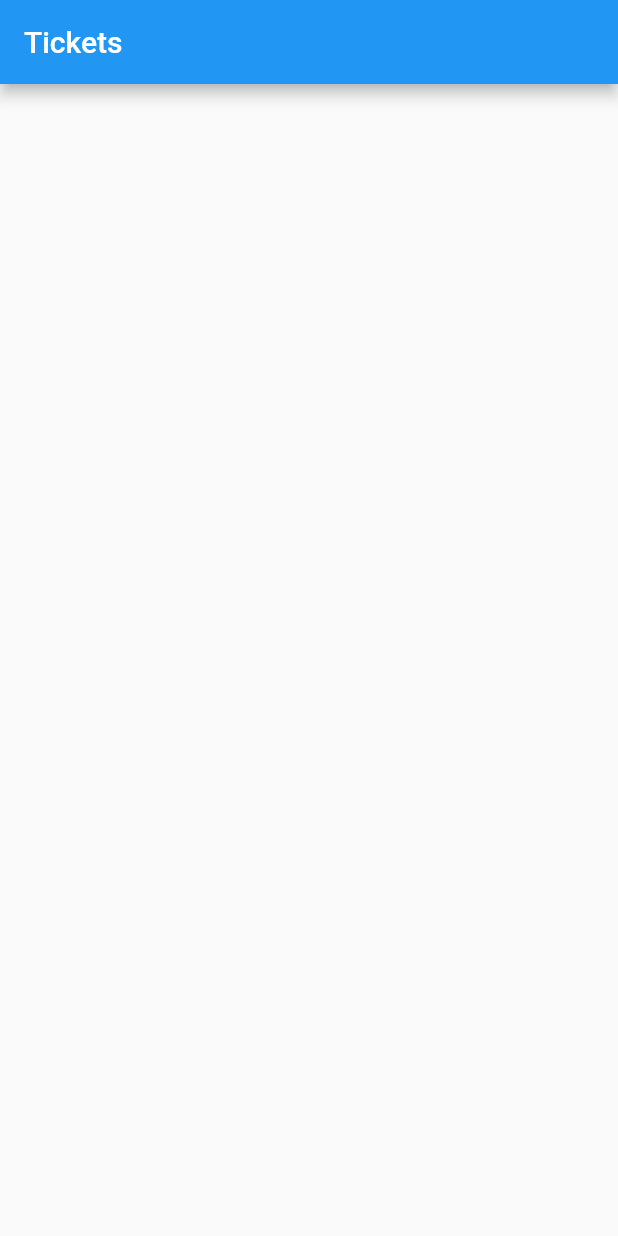
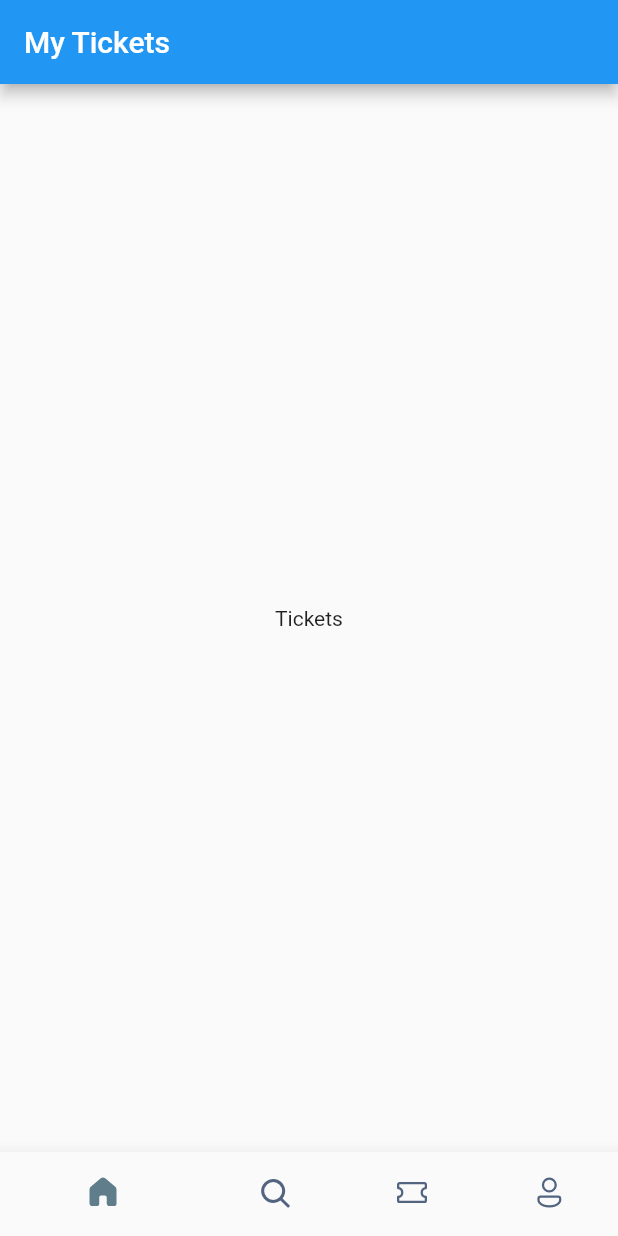
Before and after one commit to AkritiSubedi/ticketbookingapp, a Flutter app: the screen it shows after launch, on a phone screen of 412 x 824 dp. Run offline on Flutter 3.47's test engine with Material 2 defaults, Android fonts, the phone set to English and light mode, and no system bars; our stand-ins replace fluentui_icons.

Commit message:
day2 completed

```diff
--- a/lib/screens/bottom_bar.dart
+++ b/lib/screens/bottom_bar.dart
@@ -1,4 +1,7 @@
+// ignore_for_file: unnecessary_brace_in_string_interps, avoid_print
+
 import 'package:flutter/material.dart';
+import 'package:fluentui_icons/fluentui_icons.dart';
 
 class BottomBar extends StatefulWidget {
   const BottomBar({super.key});
@@ -8,11 +11,52 @@ class BottomBar extends StatefulWidget {
 }
 
 class _BottomBarState extends State<BottomBar> {
+  int _selectedIndex = 2;
+  static final List<Widget> _widgetOptions = <Widget>[
+    const Text("Home"),
+    const Text("Search"),
+    const Text("Tickets"),
+    const Text("Profile")
+  ];
+  void _onItemTapped(int index) {
+    _selectedIndex = index;
+    print('${_selectedIndex}');
+  }
+
   @override
   Widget build(BuildContext context) {
     return Scaffold(
       appBar: AppBar(
-        title: Text("Tickets"),
+        title: const Text("My Tickets"),
+      ),
+      body: Center(
+        child: _widgetOptions[_selectedIndex],
+      ),
+      bottomNavigationBar: BottomNavigationBar(
+        onTap: _onItemTapped,
+        elevation: 10,
+        showSelectedLabels: false,
+        showUnselectedLabels: false,
+        selectedItemColor: Colors.blueGrey,
+        unselectedItemColor: const Color(0xFF526480),
+        items: const [
+          BottomNavigationBarItem(
+              icon: Icon(FluentSystemIcons.ic_fluent_home_regular),
+              activeIcon: Icon(FluentSystemIcons.ic_fluent_home_filled),
+              label: "Home"),
+          BottomNavigationBarItem(
+              icon: Icon(FluentSystemIcons.ic_fluent_search_filled),
+              activeIcon: Icon(FluentSystemIcons.ic_fluent_search_filled),
+              label: "Search"),
+          BottomNavigationBarItem(
+              icon: Icon(FluentSystemIcons.ic_fluent_ticket_regular),
+              activeIcon: Icon(FluentSystemIcons.ic_fluent_ticket_filled),
+              label: "airplane-ticket"),
+          BottomNavigationBarItem(
+              icon: Icon(FluentSystemIcons.ic_fluent_person_regular),
+              activeIcon: Icon(FluentSystemIcons.ic_fluent_person_filled),
+              label: "person")
+        ],
       ),
     );
   }
```
Also changed, not shown: pubspec.yaml (+39 -62 lines), pubspec.lock.
